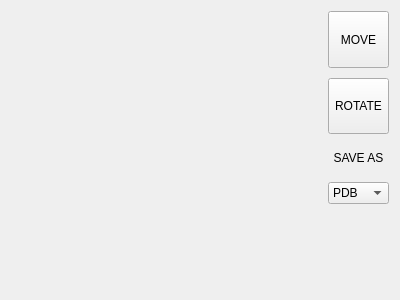
This is desktop/src/qt_mol3deditor.ui in xuguodong1999/COCR as Qt 5 draws it before an edit. The edited form follows.
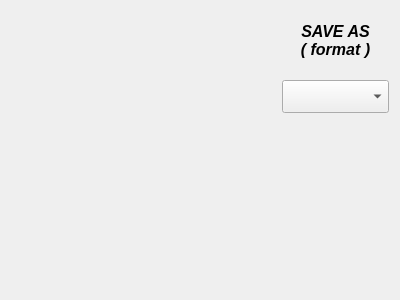
This is the edited form.

```diff
--- a/desktop/src/qt_mol3deditor.ui
+++ b/desktop/src/qt_mol3deditor.ui
@@ -21,40 +21,24 @@
     <widget class="QWidget" name="container" native="true"/>
    </item>
    <item>
-    <layout class="QVBoxLayout" name="verticalLayout" stretch="2,2,1,2,3">
+    <layout class="QVBoxLayout" name="verticalLayout" stretch="1,2,3">
      <property name="spacing">
       <number>10</number>
      </property>
-     <item>
-      <widget class="QToolButton" name="moveBtn">
-       <property name="sizePolicy">
-        <sizepolicy hsizetype="Preferred" vsizetype="Preferred">
-         <horstretch>0</horstretch>
-         <verstretch>0</verstretch>
-        </sizepolicy>
-       </property>
-       <property name="text">
-        <string>MOVE</string>
-       </property>
-      </widget>
-     </item>
-     <item>
-      <widget class="QToolButton" name="rotateBtn">
-       <property name="sizePolicy">
-        <sizepolicy hsizetype="Preferred" vsizetype="Preferred">
-         <horstretch>0</horstretch>
-         <verstretch>0</verstretch>
-        </sizepolicy>
-       </property>
-       <property name="text">
-        <string>ROTATE</string>
-       </property>
-      </widget>
-     </item>
      <item>
       <widget class="QLabel" name="exportLabel">
+       <property name="font">
+        <font>
+         <family>Arial</family>
+         <pointsize>12</pointsize>
+         <weight>75</weight>
+         <italic>true</italic>
+         <bold>true</bold>
+        </font>
+       </property>
        <property name="text">
-        <string>SAVE AS</string>
+        <string>SAVE AS
+( format )</string>
        </property>
        <property name="alignment">
         <set>Qt::AlignCenter</set>
@@ -63,26 +47,17 @@
      </item>
      <item>
       <widget class="QComboBox" name="formatBox">
-       <item>
-        <property name="text">
-         <string>PDB</string>
-        </property>
-       </item>
-       <item>
-        <property name="text">
-         <string>SDF</string>
-        </property>
-       </item>
-       <item>
-        <property name="text">
-         <string>XYZ</string>
-        </property>
-       </item>
-       <item>
-        <property name="text">
-         <string>SMI</string>
-        </property>
-       </item>
+       <property name="sizePolicy">
+        <sizepolicy hsizetype="Preferred" vsizetype="Fixed">
+         <horstretch>0</horstretch>
+         <verstretch>0</verstretch>
+        </sizepolicy>
+       </property>
+       <property name="font">
+        <font>
+         <pointsize>16</pointsize>
+        </font>
+       </property>
       </widget>
      </item>
      <item>
```
Left out of the diff: 2 changed lines with no effect on the pictures.
